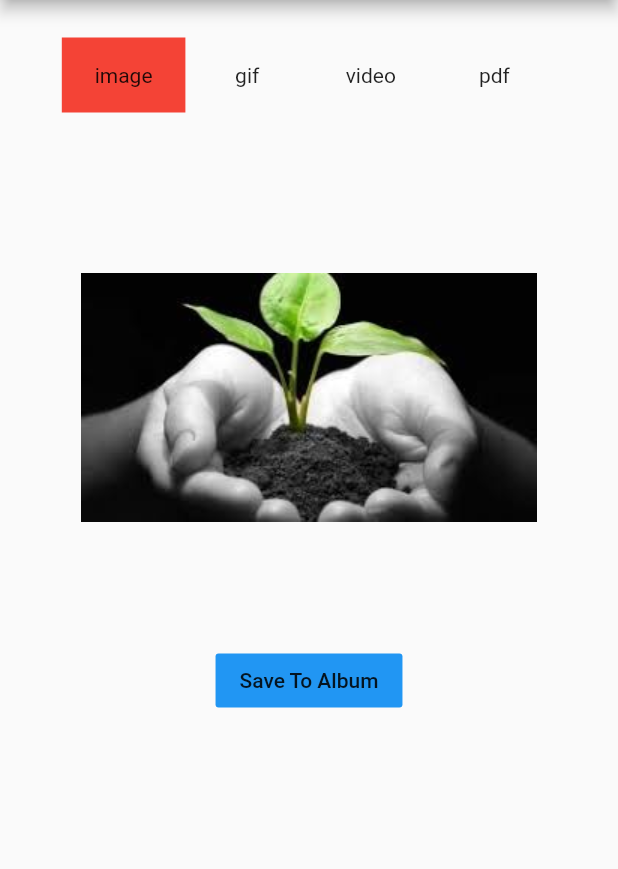
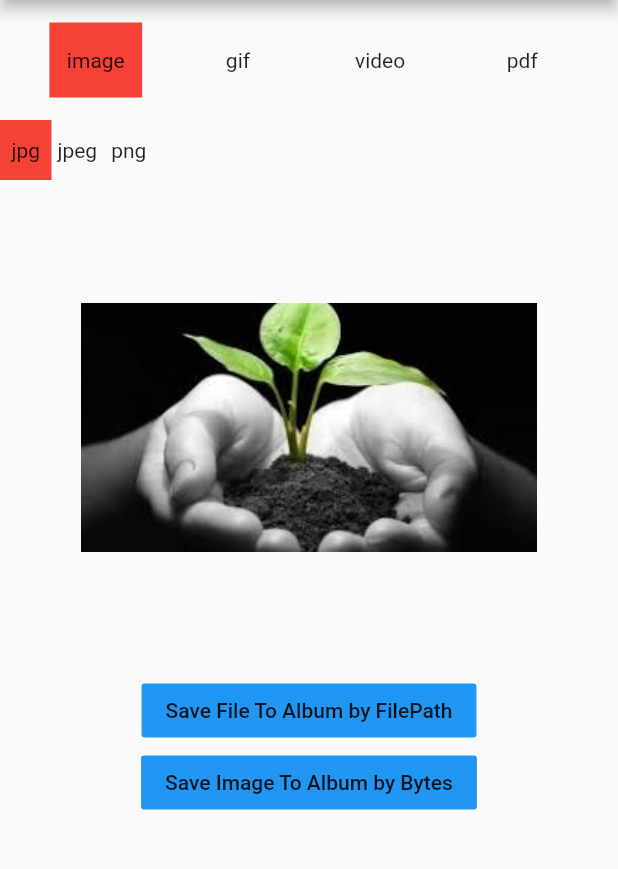
Before and after one commit to LarryLib/tf_album_saver, a Flutter app: the screen it shows after launch, on a phone screen of 412 x 824 dp, the part 84-953 px from its top. Run offline on Flutter 3.47's test engine with Material 2 defaults, Android fonts, the light colour scheme and no system bars; our stand-ins replace permission_handler, video_player; missing offline and left inert: pdf_viewer_plugin, tf_toast; statements that could not run were skipped.

Commit message:
Update example

```diff
--- a/example/lib/main.dart
+++ b/example/lib/main.dart
@@ -32,10 +32,17 @@ class HomePage extends StatefulWidget {
 class _HomePageState extends State<HomePage> {
   var type = FileType.image;
   var map = {
-    FileType.image: 'images/jpg.jpg', // 'images/jpeg.jpeg'、'images/png.png'
+    FileType.image: 'images/jpg.jpg',
     FileType.gif: 'images/gif.gif',
     FileType.video: 'images/video.MOV',
     FileType.pdf: 'images/pdf.pdf',
+  };
+
+  var imgType = ImageType.jpg;
+  var imgMap = {
+    ImageType.jpg: 'images/jpg.jpg',
+    ImageType.jpeg: 'images/jpeg.jpeg',
+    ImageType.png: 'images/png.png',
   };
 
   //
@@ -60,16 +67,16 @@ class _HomePageState extends State<HomePage> {
           mainAxisAlignment: MainAxisAlignment.start,
           children: <Widget>[
             Container(
-              height: 100,
+              height: 80,
               child: Row(
                 crossAxisAlignment: CrossAxisAlignment.center,
-                mainAxisAlignment: MainAxisAlignment.center,
+                mainAxisAlignment: MainAxisAlignment.spaceEvenly,
                 children: <Widget>[
                   for (var t in map.keys)
                     GestureDetector(
                       child: Container(
                         alignment: Alignment.center,
-                        width: width / map.keys.length * 0.8,
+                        width: width / map.keys.length * 0.6,
                         height: 50,
                         color: type == t ? Colors.red : Colors.transparent,
                         child:
@@ -80,26 +87,48 @@ class _HomePageState extends State<HomePage> {
                 ],
               ),
             ),
+            if (type == FileType.image)
+              Container(
+                height: 40,
+                width: width,
+                child: Row(
+                  crossAxisAlignment: CrossAxisAlignment.start,
+                  mainAxisAlignment: MainAxisAlignment.start,
+                  children: <Widget>[
+                    for (var t in imgMap.keys)
+                      GestureDetector(
+                        child: Container(
+                          alignment: Alignment.center,
+                          width: width / map.keys.length / 3.0,
+                          color: imgType == t ? Colors.red : Colors.transparent,
+                          child: Text(
+                            '${t.toString().replaceAll('ImageType.', '')}',
+                          ),
+                        ),
+                        onTap: () => setState(() => imgType = t),
+                      )
+                  ],
+                ),
+              ),
             Container(
               width: width * 0.8,
               height: width * 0.8,
               child: type == FileType.video
-                  ? AssetPlayerLifeCycle('images/video.MOV',
-                      (context, controller) {
+                  ? AssetPlayerLifeCycle(map[type], (context, controller) {
                       videoController = controller;
                       return AspectRatioVideo(controller);
                     })
                   : type == FileType.pdf && pdfPath != null
                       ? PdfViewer(filePath: pdfPath)
                       : Image.asset(
-                          map[type],
+                          type == FileType.gif ? map[type] : imgMap[imgType],
                           width: width * 0.8,
                           height: width * 0.8,
                         ),
             ),
             FlatButton(
               color: Colors.blue,
-              child: Text('Save To Album'),
+              child: Text('Save File To Album by FilePath'),
               onPressed: () async {
                 var permissionGroup = Platform.isAndroid
                     ? PermissionGroup.storage
@@ -111,15 +140,42 @@ class _HomePageState extends State<HomePage> {
                 }
 
                 print('type = ${type.index}');
-                var filePath = await getFile(map[type]);
+                var filePath = type == FileType.image
+                    ? await getFile(imgMap[imgType])
+                    : await getFile(map[type]);
                 var errorMsg =
                     await TfAlbumSaver.saveToAlbum(type, filePath.path);
-                var showText =
-                    'Save To Album ${errorMsg == null ? 'success' : errorMsg}';
+                var ret = errorMsg == null ? 'success' : errorMsg;
+                var showText = 'Save File To Album by FilePath ${ret}';
                 print(showText);
                 Toast.show(context, title: showText);
               },
             ),
+            if (type == FileType.image)
+              FlatButton(
+                color: Colors.blue,
+                child: Text('Save Image To Album by Bytes'),
+                onPressed: () async {
+                  var permissionGroup = Platform.isAndroid
+                      ? PermissionGroup.storage
+                      : PermissionGroup.photos;
+                  var b = await checkAndRequest(permissionGroup);
+                  if (!b) {
+                    Toast.show(context, title: '请开启相册访问权限，以存储照片或Gif到相册');
+                    return;
+                  }
+
+                  final byteData = await rootBundle.load(imgMap[imgType]);
+                  final bytes = byteData.buffer.asUint8List();
+
+                  var errorMsg =
+                      await TfAlbumSaver.saveImageByBytes(bytes, type: imgType);
+                  var ret = errorMsg == null ? 'success' : errorMsg;
+                  var showText = 'Save Image To Album by Bytes ${ret}';
+                  print(showText);
+                  Toast.show(context, title: showText);
+                },
+              ),
           ],
         ),
         floatingActionButton: type == FileType.video && videoController != null
@@ -143,20 +199,20 @@ class _HomePageState extends State<HomePage> {
   }
 
   saveToFile() async {
-    map.values.forEach((name) async {
-      var file = await getFile(name);
-      await file.createSync(recursive: true);
-      final byteData = await rootBundle.load(name);
-      final bytes = byteData.buffer.asUint8List();
-      await file.writeAsBytesSync(bytes);
+    map.values.forEach(saveByName);
+    imgMap.values.forEach(saveByName);
+  }
 
-      print(file.path);
+  void saveByName(name) async {
+    var file = await getFile(name);
+    await file.createSync(recursive: true);
+    final byteData = await rootBundle.load(name);
+    final bytes = byteData.buffer.asUint8List();
+    await file.writeAsBytesSync(bytes);
 
-      if (name.contains('pdf'))
-        setState(() {
-          pdfPath = file.path;
-        });
-    });
+    print('filePath = ${file.path}');
+
+    if (name.contains('pdf')) setState(() => pdfPath = file.path);
   }
 
   Future<File> getFile(String name) async {
```
